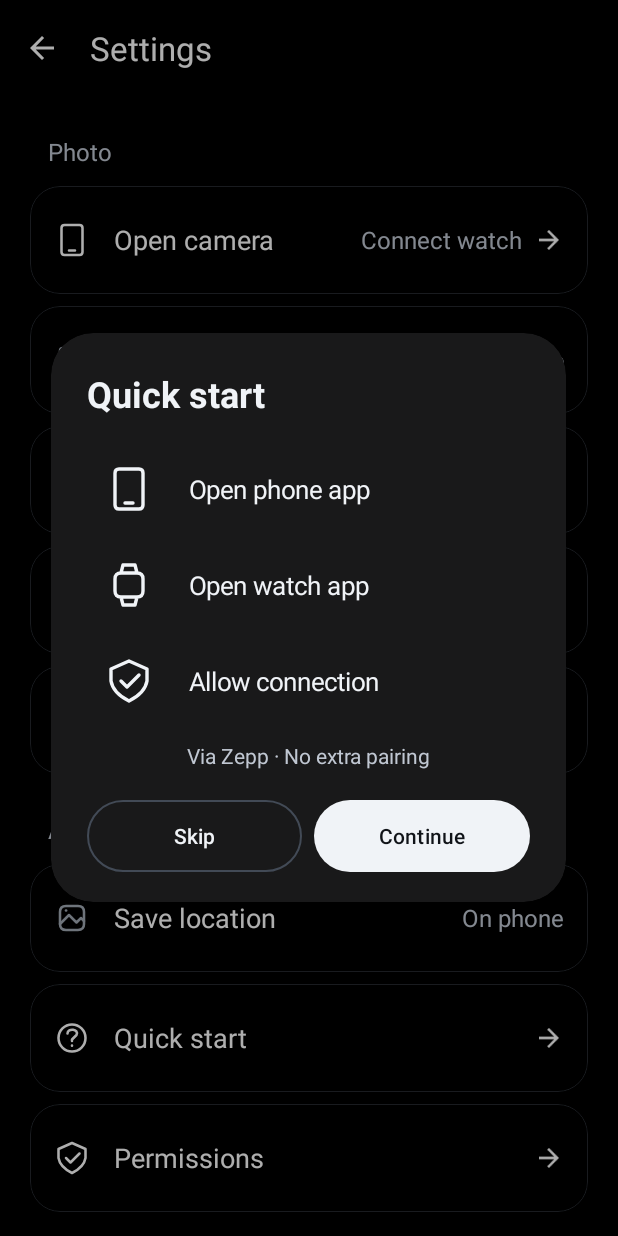
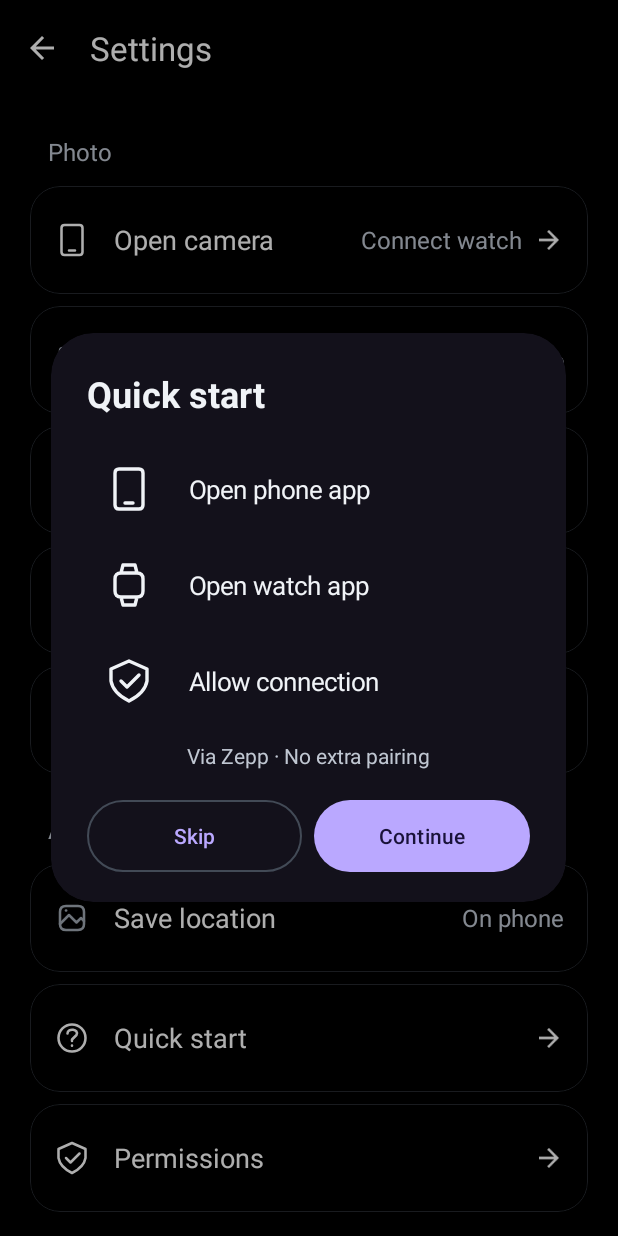
Before and after one commit to vinothkumar-vm1993/phosclick, an Android app: the SettingsActivity screen opened directly, with no data from a screen before it, after a tap on "Quick start", on a phone screen of 412 x 824 dp. Run offline under Robolectric (Android 15) with nearby library versions, the phone set to English and light mode, and no system bars; 1 statement that could not run was skipped.

Commit message:
Apply Cobalt Violet accents to the AMOLED Android UI

```diff
--- a/android/app/build.gradle.kts
+++ b/android/app/build.gradle.kts
@@ -2,7 +2,7 @@ plugins { id("com.android.application"); id("org.jetbrains.kotlin.android") }
 android {
     namespace = "dev.zeppcamera.poc"
     compileSdk = 36
-    defaultConfig { applicationId = "dev.zeppcamera.poc"; minSdk = 31; targetSdk = 36; versionCode = 42; versionName = "0.9.7"; testInstrumentationRunner = "androidx.test.runner.AndroidJUnitRunner" }
+    defaultConfig { applicationId = "dev.zeppcamera.poc"; minSdk = 31; targetSdk = 36; versionCode = 43; versionName = "0.9.8"; testInstrumentationRunner = "androidx.test.runner.AndroidJUnitRunner" }
     signingConfigs {
         create("publicRelease") {
             val keystorePath = System.getenv("WRISTSNAP_KEYSTORE")
--- a/android/app/src/main/java/dev/zeppcamera/poc/CapturesActivity.kt
+++ b/android/app/src/main/java/dev/zeppcamera/poc/CapturesActivity.kt
@@ -60,7 +60,7 @@ class CapturesActivity:AppCompatActivity(){
     }
     private fun renderSelection(h:Holder){
         val item=h.item?:return;val checked=selected.contains(item.uri)
-        h.selection.visibility=if(checked)View.VISIBLE else View.GONE;h.card.strokeWidth=if(checked)dp(2)else 0;h.card.strokeColor=Color.WHITE;h.card.isChecked=checked
+        h.selection.visibility=if(checked)View.VISIBLE else View.GONE;h.card.strokeWidth=if(checked)dp(2)else 0;h.card.strokeColor=getColor(R.color.cobalt_primary);h.card.isChecked=checked
         h.card.contentDescription=(if(selected.isEmpty())"Open"else if(checked)"Deselect"else"Select")+" ${item.kind} capture ${h.number}"
     }
     private fun deleteSelection(){
--- a/android/app/src/main/java/dev/zeppcamera/poc/FocusExposureOverlay.kt
+++ b/android/app/src/main/java/dev/zeppcamera/poc/FocusExposureOverlay.kt
@@ -9,6 +9,7 @@ import kotlin.math.roundToInt
 
 /** Contextual focus ring and sun handle, never a permanent camera control. */
 class FocusExposureOverlay(context:Context):View(context){
+ private val focusAccent=context.getColor(R.color.cobalt_secondary)
  private val paint=Paint(Paint.ANTI_ALIAS_FLAG);private val handler=Handler(Looper.getMainLooper())
  private var cx=0f;private var cy=0f;private var barX=0f;private var trackTop=0f
  private var minimum=0;private var maximum=0;private var index=0;private var step=0f
@@ -28,10 +29,10 @@ class FocusExposureOverlay(context:Context):View(context){
  fun updateExposure(current:Int){if(!dragging){val value=current.coerceIn(minimum,maximum);if(value!=index){index=value;describe();invalidate()}}}
  fun hideNow(){handler.removeCallbacks(hide);animate().cancel();dragging=false;visibility=GONE}
  private fun describe(){contentDescription=if(maximum>minimum)"Focus and exposure, %+.1f EV. Swipe sun handle up or down to adjust brightness".format(index*step)else if(focused==true)"Metering set"else "Focus point"}
- override fun onDraw(canvas:Canvas){super.onDraw(canvas);paint.style=Paint.Style.STROKE;paint.strokeWidth=dp(1.5f);paint.color=if(focused==true)0xffffd65a.toInt()else Color.WHITE;paint.setShadowLayer(dp(2f),0f,0f,Color.BLACK)
+ override fun onDraw(canvas:Canvas){super.onDraw(canvas);paint.style=Paint.Style.STROKE;paint.strokeWidth=dp(1.5f);paint.color=if (focused == true) focusAccent else Color.WHITE;paint.setShadowLayer(dp(2f),0f,0f,Color.BLACK)
   val r=dp(23f);canvas.drawRoundRect(cx-r,cy-r,cx+r,cy+r,dp(4f),dp(4f),paint)
   if(maximum>minimum){val bottom=trackTop+dp(120f);paint.strokeWidth=dp(1f);paint.color=0xaaffffff.toInt();canvas.drawLine(barX,trackTop,barX,bottom,paint)
-   val y=bottom-(index-minimum).toFloat()/(maximum-minimum)*dp(120f);paint.color=0xffffd65a.toInt();paint.style=Paint.Style.FILL;canvas.drawCircle(barX,y,dp(8f),paint);paint.style=Paint.Style.STROKE
+   val y=bottom-(index-minimum).toFloat()/(maximum-minimum)*dp(120f);paint.color=focusAccent;paint.style=Paint.Style.FILL;canvas.drawCircle(barX,y,dp(8f),paint);paint.style=Paint.Style.STROKE
    for(i in 0..7){val angle=Math.PI*i/4;canvas.drawLine(barX+kotlin.math.cos(angle).toFloat()*dp(11f),y+kotlin.math.sin(angle).toFloat()*dp(11f),barX+kotlin.math.cos(angle).toFloat()*dp(15f),y+kotlin.math.sin(angle).toFloat()*dp(15f),paint)}
    val zero=bottom-(0-minimum).toFloat()/(maximum-minimum)*dp(120f);canvas.drawLine(barX-dp(4f),zero,barX+dp(4f),zero,paint)
   };paint.clearShadowLayer()
--- a/android/app/src/main/java/dev/zeppcamera/poc/SettingsActivity.kt
+++ b/android/app/src/main/java/dev/zeppcamera/poc/SettingsActivity.kt
@@ -101,7 +101,11 @@ class SettingsActivity:AppCompatActivity(){
     private fun row(parent:LinearLayout,label:String,value:String,icon:Int,enabled:Boolean,description:String,action:(()->Unit)?){
         val card=MaterialCardView(this).apply{radius=dp(20).toFloat();setCardBackgroundColor(Color.BLACK);strokeColor=0xff24282e.toInt();strokeWidth=dp(1);contentDescription=description;isClickable=enabled&&action!=null;if(isClickable)setOnClickListener{action?.invoke()}}
         val line=LinearLayout(this).apply{gravity=Gravity.CENTER_VERTICAL;minimumHeight=dp(72);setPadding(dp(16),dp(12),dp(16),dp(12))}
-        line.addView(ImageView(this).apply{if(icon!=0)setImageResource(icon)else visibility=View.INVISIBLE;imageTintList=android.content.res.ColorStateList.valueOf(if(enabled)Color.WHITE else 0xffa1a9b4.toInt());importantForAccessibility=View.IMPORTANT_FOR_ACCESSIBILITY_NO},LinearLayout.LayoutParams(dp(24),dp(24)).apply{marginEnd=dp(16)})
+        line.addView(ImageView(this).apply{if(icon!=0)setImageResource(icon)else visibility=View.INVISIBLE;imageTintList=android.content.res.ColorStateList.valueOf(when {
+            !enabled -> 0xffa1a9b4.toInt()
+            icon==R.drawable.ic_action_check -> getColor(R.color.cobalt_primary)
+            else -> Color.WHITE
+        });importantForAccessibility=View.IMPORTANT_FOR_ACCESSIBILITY_NO},LinearLayout.LayoutParams(dp(24),dp(24)).apply{marginEnd=dp(16)})
         line.addView(TextView(this).apply{text=label;textSize=18f;setTextColor(Color.WHITE)},LinearLayout.LayoutParams(0,-2,1f))
         if(value.isNotEmpty())line.addView(TextView(this).apply{text=value;textSize=16f;maxWidth=dp(136);gravity=Gravity.END;setTextColor(0xffc0c7d2.toInt());setPadding(dp(12),0,0,0)},LinearLayout.LayoutParams(-2,-2))
         if(enabled&&action!=null&&picker==null)line.addView(ImageView(this).apply{setImageResource(R.drawable.ic_action_back);rotation=180f;importantForAccessibility=View.IMPORTANT_FOR_ACCESSIBILITY_NO},LinearLayout.LayoutParams(dp(20),dp(20)).apply{marginStart=dp(8)})
--- a/android/app/src/main/res/drawable/ic_action_warning.xml
+++ b/android/app/src/main/res/drawable/ic_action_warning.xml
@@ -1 +1 @@
-<vector xmlns:android="http://schemas.android.com/apk/res/android" android:width="18dp" android:height="18dp" android:viewportWidth="24" android:viewportHeight="24"><path android:fillColor="#00000000" android:strokeColor="#FFCF69" android:strokeWidth="1.8" android:strokeLineJoin="round" android:strokeLineCap="round" android:pathData="M12,3 L22,21 H2 Z M12,9 V14 M12,17 V17.2"/></vector>
+<vector xmlns:android="http://schemas.android.com/apk/res/android" android:width="18dp" android:height="18dp" android:viewportWidth="24" android:viewportHeight="24"><path android:fillColor="#00000000" android:strokeColor="@color/camera_warning" android:strokeWidth="1.8" android:strokeLineJoin="round" android:strokeLineCap="round" android:pathData="M12,3 L22,21 H2 Z M12,9 V14 M12,17 V17.2"/></vector>
--- a/android/app/src/main/res/values/themes.xml
+++ b/android/app/src/main/res/values/themes.xml
@@ -6,18 +6,18 @@
         <item name="android:windowLightNavigationBar">false</item>
         <item name="android:statusBarColor">#000000</item>
         <item name="android:navigationBarColor">#000000</item>
-        <item name="colorPrimary">?attr/colorOnSurface</item>
-        <item name="colorOnPrimary">#101318</item>
-        <item name="colorPrimaryContainer">#30363E</item>
-        <item name="colorOnPrimaryContainer">?attr/colorOnSurface</item>
-        <item name="colorSecondary">?attr/colorOnSurfaceVariant</item>
-        <item name="colorOnSecondary">#19212C</item>
-        <item name="colorSecondaryContainer">#30363E</item>
-        <item name="colorOnSecondaryContainer">?attr/colorOnSurface</item>
-        <item name="colorTertiary">?attr/colorOnSurfaceVariant</item>
-        <item name="colorOnTertiary">#101318</item>
-        <item name="colorTertiaryContainer">#30363E</item>
-        <item name="colorOnTertiaryContainer">?attr/colorOnSurface</item>
+        <item name="colorPrimary">@color/cobalt_primary</item>
+        <item name="colorOnPrimary">#191239</item>
+        <item name="colorPrimaryContainer">#292050</item>
+        <item name="colorOnPrimaryContainer">#E8DEFF</item>
+        <item name="colorSecondary">@color/cobalt_secondary</item>
+        <item name="colorOnSecondary">#0D2341</item>
+        <item name="colorSecondaryContainer">#172A47</item>
+        <item name="colorOnSecondaryContainer">#D6E7FF</item>
+        <item name="colorTertiary">@color/cobalt_secondary</item>
+        <item name="colorOnTertiary">#0D2341</item>
+        <item name="colorTertiaryContainer">#172A47</item>
+        <item name="colorOnTertiaryContainer">#D6E7FF</item>
         <item name="colorSurface">#000000</item>
         <item name="colorSurfaceContainerHigh">#000000</item>
         <item name="colorSurfaceContainer">#000000</item>
@@ -30,12 +30,15 @@
     </style>
     <style name="ThemeOverlay.PhosClick.Dialog" parent="ThemeOverlay.Material3.MaterialAlertDialog">
         <item name="shapeAppearanceOverlay">@style/ShapeAppearanceOverlay.PhosClick.Dialog</item>
-        <item name="colorPrimary">?attr/colorOnSurface</item>
-        <item name="colorSecondary">?attr/colorOnSurfaceVariant</item>
+        <item name="colorPrimary">@color/cobalt_primary</item>
+        <item name="colorSecondary">@color/cobalt_secondary</item>
     </style>
     <style name="ShapeAppearanceOverlay.PhosClick.Dialog" parent="">
         <item name="cornerFamily">rounded</item>
         <item name="cornerSize">28dp</item>
     </style>
+    <color name="cobalt_primary">#BAA8FF</color>
+    <color name="cobalt_secondary">#8AB8FF</color>
+    <color name="camera_warning">#FFADAA</color>
     <color name="launcher_background">#101214</color>
 </resources>
```
Also changed, not shown: android/app/src/main/java/dev/zeppcamera/poc/MainActivity.kt (+4 -4 lines), 6 other files.
